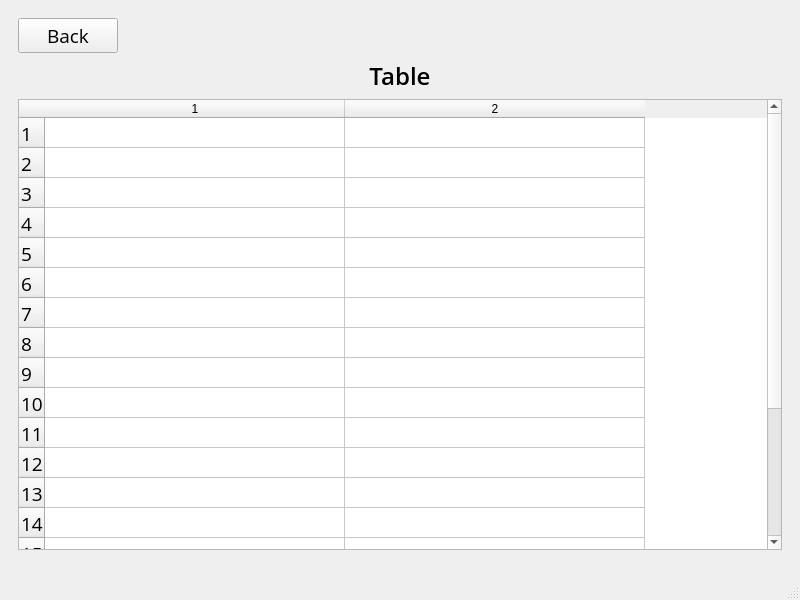
Before: the Qt Designer form mainwindow.ui in omarbassam88/RestaurantApp, drawn with Qt 5.
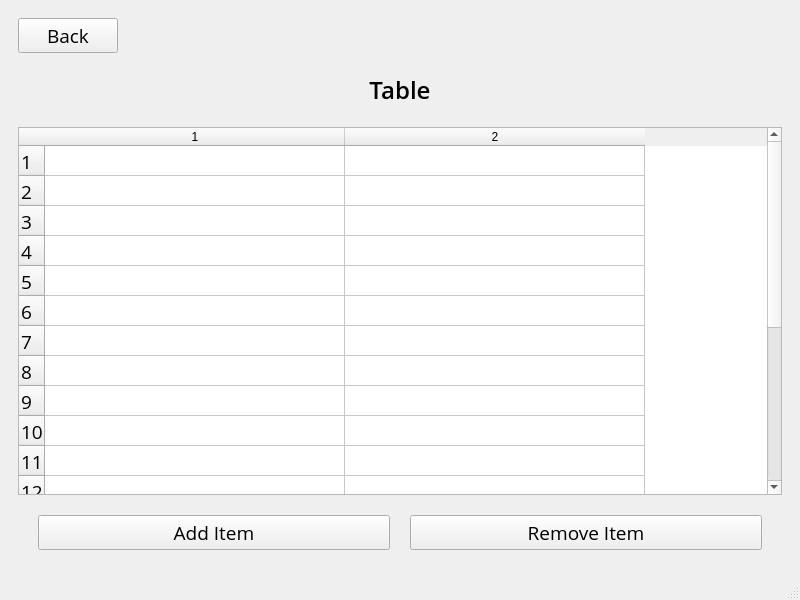
After: the same form once the commit is applied.

The edit to the form file:
```diff
--- a/mainwindow.ui
+++ b/mainwindow.ui
@@ -39,7 +39,7 @@
     <string notr="true"/>
    </property>
    <layout class="QGridLayout" name="gridLayout_2">
-    <item row="0" column="0">
+    <item row="0" column="1">
      <widget class="QStackedWidget" name="stackedWidget">
       <property name="sizePolicy">
        <sizepolicy hsizetype="Preferred" vsizetype="Preferred">
@@ -250,19 +250,9 @@
       </widget>
       <widget class="QWidget" name="page">
        <layout class="QGridLayout" name="gridLayout_4">
-        <item row="0" column="0">
-         <widget class="QPushButton" name="BackButton_2">
-          <property name="maximumSize">
-           <size>
-            <width>100</width>
-            <height>16777215</height>
-           </size>
-          </property>
-          <property name="text">
-           <string>Back</string>
-          </property>
-         </widget>
-        </item>
+        <property name="verticalSpacing">
+         <number>20</number>
+        </property>
         <item row="1" column="0">
          <widget class="QLabel" name="TablePageLabel">
           <property name="maximumSize">
@@ -285,8 +275,21 @@
           </property>
          </widget>
         </item>
+        <item row="0" column="0">
+         <widget class="QPushButton" name="BackButton_2">
+          <property name="maximumSize">
+           <size>
+            <width>100</width>
+            <height>16777215</height>
+           </size>
+          </property>
+          <property name="text">
+           <string>Back</string>
+          </property>
+         </widget>
+        </item>
         <item row="2" column="0">
-         <widget class="QTableWidget" name="tableWidget">
+         <widget class="QTableWidget" name="tableReceiptItemsList">
           <property name="rowCount">
            <number>20</number>
           </property>
@@ -320,6 +323,33 @@
           <column/>
          </widget>
         </item>
+        <item row="7" column="0" rowspan="2">
+         <layout class="QHBoxLayout" name="horizontalLayout">
+          <property name="spacing">
+           <number>20</number>
+          </property>
+          <property name="leftMargin">
+           <number>20</number>
+          </property>
+          <property name="rightMargin">
+           <number>20</number>
+          </property>
+          <item>
+           <widget class="QPushButton" name="AddItemButton">
+            <property name="text">
+             <string>Add Item</string>
+            </property>
+           </widget>
+          </item>
+          <item>
+           <widget class="QPushButton" name="RemoveItemButton">
+            <property name="text">
+             <string>Remove Item</string>
+            </property>
+           </widget>
+          </item>
+         </layout>
+        </item>
        </layout>
       </widget>
      </widget>
```
